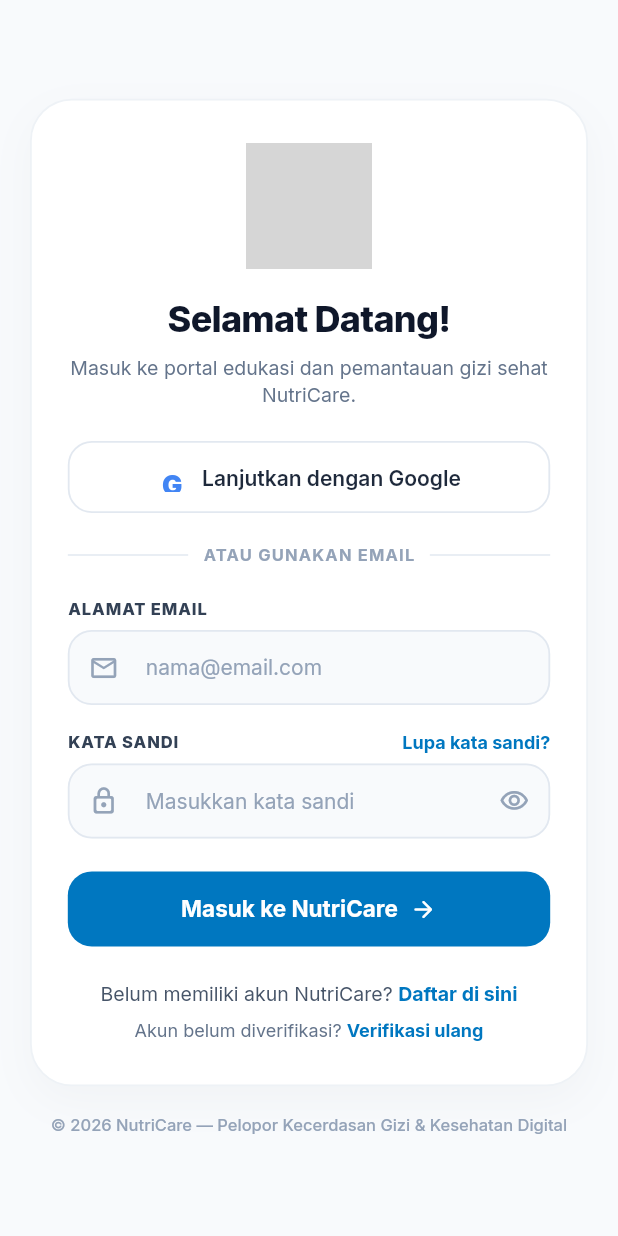
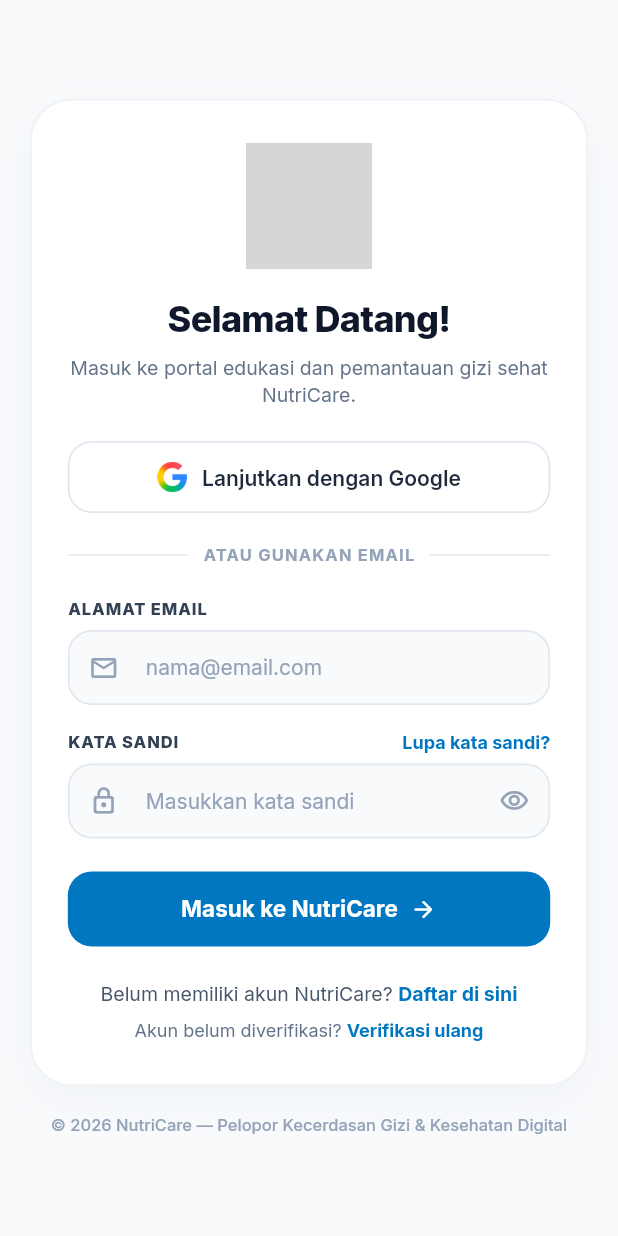
Before and after one commit to codeplyapp/NutriCare, a Flutter app: the screen it shows after launch, on a phone screen of 412 x 824 dp. Run offline on Flutter 3.47's test engine with Material 3 defaults, Android fonts, the phone set to English and light mode, and no system bars; our stand-ins replace flutter_riverpod, go_router, google_fonts, shared_preferences; grey boxes are pictures that could not be loaded.

Commit message:
fix(auth): replace text G icon with official multi-colored Google 'G' brand logo

```diff
--- a/client/lib/presentation/screens/auth/auth_screen.dart
+++ b/client/lib/presentation/screens/auth/auth_screen.dart
@@ -374,18 +374,11 @@
   }
 
   Widget _buildGoogleIcon() {
-    return Container(
+    return Image.asset(
+      'assets/images/google_logo.png',
       width: 20,
       height: 20,
-      alignment: Alignment.center,
-      child: const Text(
-        'G',
-        style: TextStyle(
-          fontSize: 18,
-          fontWeight: FontWeight.w900,
-          color: Color(0xFF4285F4),
-        ),
-      ),
+      fit: BoxFit.contain,
     );
   }
 
```
Also changed, not shown: client/assets/images/google_logo.png (added), 8 other files.
